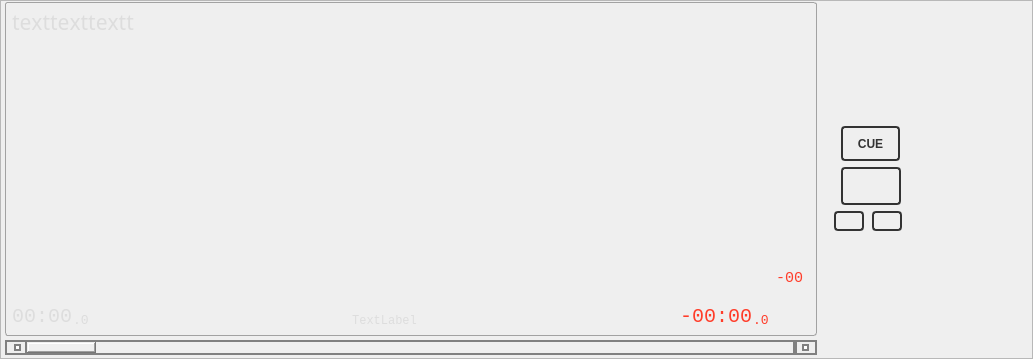
First picture: the form in src/playerwidget.ui, repository knowthelist/knowthelist, before the edit.
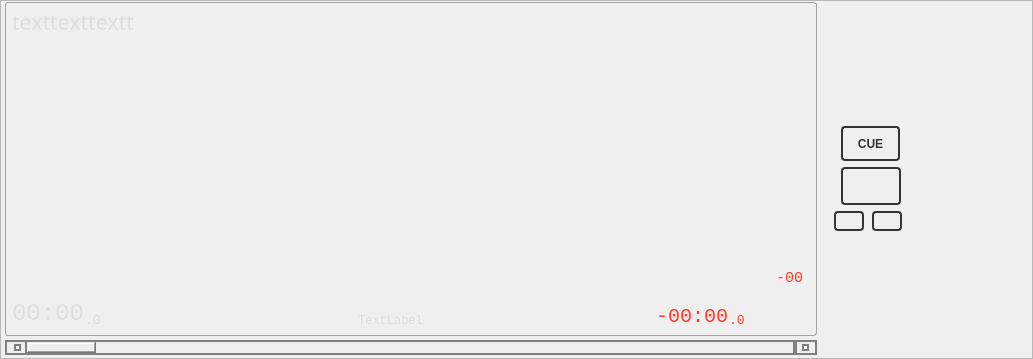
Second picture: the form after the edit. Custom widgets are drawn as their Qt base class.

```diff
--- a/src/playerwidget.ui
+++ b/src/playerwidget.ui
@@ -937,7 +937,7 @@
                  </property>
                  <property name="minimumSize">
                   <size>
-                   <width>0</width>
+                   <width>40</width>
                    <height>18</height>
                   </size>
                  </property>
@@ -1392,7 +1392,7 @@
                  <property name="font">
                   <font>
                    <family>Monospace</family>
-                   <pointsize>15</pointsize>
+                   <pointsize>18</pointsize>
                    <bold>false</bold>
                    <kerning>false</kerning>
                   </font>
@@ -1427,7 +1427,7 @@
                  </property>
                  <property name="minimumSize">
                   <size>
-                   <width>0</width>
+                   <width>40</width>
                    <height>18</height>
                   </size>
                  </property>
@@ -2449,7 +2449,7 @@
                  </property>
                  <property name="minimumSize">
                   <size>
-                   <width>0</width>
+                   <width>40</width>
                    <height>18</height>
                   </size>
                  </property>
```
